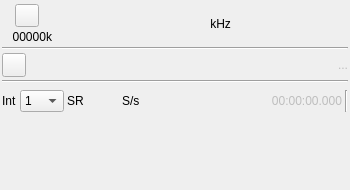
Old version of the form plugins/samplesink/fileoutput/fileoutputgui.ui in the repository f4exb/sdrangel.
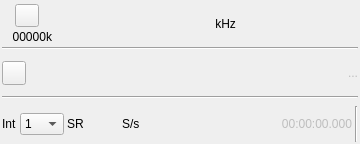
New version of the form. Icons and pictures are not drawn. Custom widgets are drawn as their Qt base class.

```diff
--- a/plugins/samplesink/fileoutput/fileoutputgui.ui
+++ b/plugins/samplesink/fileoutput/fileoutputgui.ui
@@ -6,8 +6,8 @@
    <rect>
     <x>0</x>
     <y>0</y>
-    <width>350</width>
-    <height>190</height>
+    <width>360</width>
+    <height>144</height>
    </rect>
   </property>
   <property name="sizePolicy">
@@ -18,8 +18,8 @@
   </property>
   <property name="minimumSize">
    <size>
-    <width>350</width>
-    <height>190</height>
+    <width>360</width>
+    <height>0</height>
    </size>
   </property>
   <property name="font">
@@ -364,23 +364,6 @@
      </item>
     </layout>
    </item>
-   <item>
-    <layout class="QHBoxLayout" name="padLayout">
-     <item>
-      <spacer name="verticaPadlSpacer">
-       <property name="orientation">
-        <enum>Qt::Vertical</enum>
-       </property>
-       <property name="sizeHint" stdset="0">
-        <size>
-         <width>20</width>
-         <height>40</height>
-        </size>
-       </property>
-      </spacer>
-     </item>
-    </layout>
-   </item>
   </layout>
  </widget>
  <customwidgets>
```
